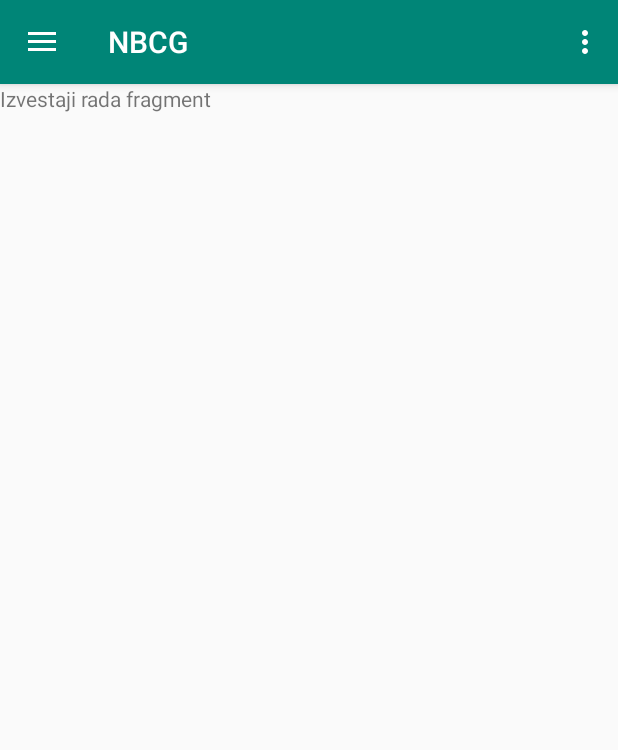
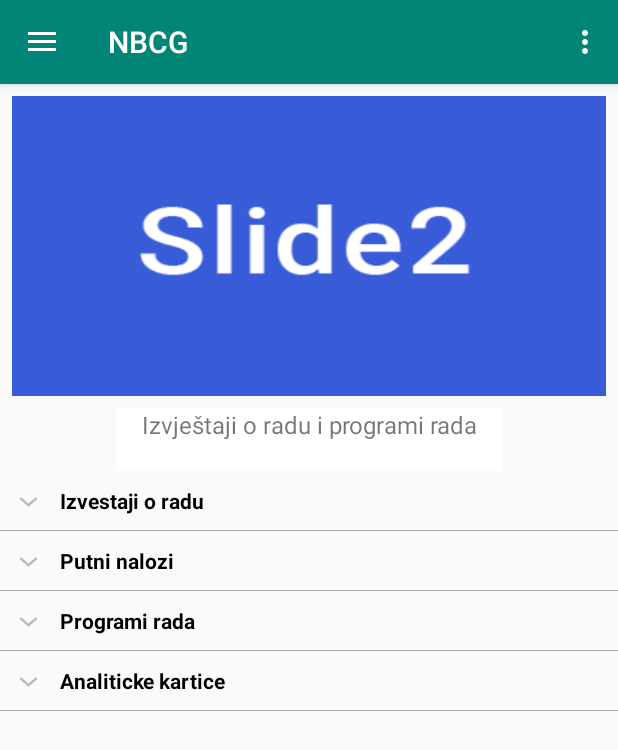
Before and after one commit to GoranZecevic/NBCG, an Android app: the fragment IzvestajiRada placed in its activity, on a phone screen of 412 x 824 dp. Shown: the top 750 px of the screen. Run offline under Robolectric (Android 15) with nearby library versions, the phone set to English and light mode, and no system bars.

Commit message:
Izvestaji rada fragment populated

```diff
--- /dev/null
+++ b/app/src/main/java/com/androidapp/nbcg/CustomExpandableListAdapter.java
@@ -0,0 +1,98 @@
+package com.androidapp.nbcg;
+
+import java.util.HashMap;
+import java.util.List;
+import android.content.Context;
+import android.graphics.Typeface;
+import android.view.LayoutInflater;
+import android.view.View;
+import android.view.ViewGroup;
+import android.widget.BaseExpandableListAdapter;
+import android.widget.TextView;
+
+public class CustomExpandableListAdapter extends BaseExpandableListAdapter {
+
+    private Context context;
+    private List<String> expandableListTitle;
+    private HashMap<String, List<String>> expandableListDetail;
+
+    public CustomExpandableListAdapter(Context context, List<String> expandableListTitle,
+                                       HashMap<String, List<String>> expandableListDetail) {
+        this.context = context;
+        this.expandableListTitle = expandableListTitle;
+        this.expandableListDetail = expandableListDetail;
+    }
+
+    @Override
+    public Object getChild(int listPosition, int expandedListPosition) {
+        return this.expandableListDetail.get(this.expandableListTitle.get(listPosition))
+                .get(expandedListPosition);
+    }
+
+    @Override
+    public long getChildId(int listPosition, int expandedListPosition) {
+        return expandedListPosition;
+    }
+
+    @Override
+    public View getChildView(int listPosition, final int expandedListPosition,
+                             boolean isLastChild, View convertView, ViewGroup parent) {
+        final String expandedListText = (String) getChild(listPosition, expandedListPosition);
+        if (convertView == null) {
+            LayoutInflater layoutInflater = (LayoutInflater) this.context
+                    .getSystemService(Context.LAYOUT_INFLATER_SERVICE);
+            convertView = layoutInflater.inflate(R.layout.list_item, null);
+        }
+        TextView expandedListTextView = (TextView) convertView
+                .findViewById(R.id.expandedListItem);
+        expandedListTextView.setText(expandedListText);
+        return convertView;
+    }
+
+    @Override
+    public int getChildrenCount(int listPosition) {
+        return this.expandableListDetail.get(this.expandableListTitle.get(listPosition))
+                .size();
+    }
+
+    @Override
+    public Object getGroup(int listPosition) {
+        return this.expandableListTitle.get(listPosition);
+    }
+
+    @Override
+    public int getGroupCount() {
+        return this.expandableListTitle.size();
+    }
+
+    @Override
+    public long getGroupId(int listPosition) {
+        return listPosition;
+    }
+
+    @Override
+    public View getGroupView(int listPosition, boolean isExpanded,
+                             View convertView, ViewGroup parent) {
+        String listTitle = (String) getGroup(listPosition);
+        if (convertView == null) {
+            LayoutInflater layoutInflater = (LayoutInflater) this.context.
+                    getSystemService(Context.LAYOUT_INFLATER_SERVICE);
+            convertView = layoutInflater.inflate(R.layout.list_group, null);
+        }
+        TextView listTitleTextView = (TextView) convertView
+                .findViewById(R.id.listTitle);
+        listTitleTextView.setTypeface(null, Typeface.BOLD);
+        listTitleTextView.setText(listTitle);
+        return convertView;
+    }
+
+    @Override
+    public boolean hasStableIds() {
+        return false;
+    }
+
+    @Override
+    public boolean isChildSelectable(int listPosition, int expandedListPosition) {
+        return true;
+    }
+}
--- /dev/null
+++ b/app/src/main/java/com/androidapp/nbcg/ExpandableListDataPump.java
@@ -0,0 +1,41 @@
+package com.androidapp.nbcg;
+
+import java.util.ArrayList;
+import java.util.HashMap;
+import java.util.List;
+
+public class ExpandableListDataPump {
+    public static HashMap<String, List<String>> getData() {
+        HashMap<String, List<String>> expandableListDetail = new HashMap<String, List<String>>();
+
+        List<String> izvestaji = new ArrayList<String>();
+        izvestaji.add("Izvestaj 1");
+        izvestaji.add("Izvestaj 2");
+        izvestaji.add("Izvestaj 3");
+        izvestaji.add("Izvestaj 4");
+
+        List<String> programi = new ArrayList<String>();
+        programi.add("Program 1");
+        programi.add("Program 2");
+        programi.add("Program 3");
+        programi.add("Program 4");
+
+        List<String> nalozi = new ArrayList<String>();
+        nalozi.add("Putni nalozi 1");
+        nalozi.add("Putni nalozi 2");
+        nalozi.add("Putni nalozi 3");
+        nalozi.add("Putni nalozi 4");
+
+        List<String> kartice = new ArrayList<String>();
+        kartice.add("Analiticke kartice 1");
+        kartice.add("Analiticke kartice 2");
+        kartice.add("Analiticke kartice 3");
+        kartice.add("Analiticke kartice 4");
+
+        expandableListDetail.put("Izvestaji o radu", izvestaji);
+        expandableListDetail.put("Programi rada", programi);
+        expandableListDetail.put("Putni nalozi", nalozi);
+        expandableListDetail.put("Analiticke kartice", kartice);
+        return expandableListDetail;
+    }
+}
--- a/app/src/main/java/com/androidapp/nbcg/fragments/O_Nama/IzvestajiRada.java
+++ b/app/src/main/java/com/androidapp/nbcg/fragments/O_Nama/IzvestajiRada.java
@@ -7,8 +7,17 @@ import android.support.v4.app.Fragment;
 import android.view.LayoutInflater;
 import android.view.View;
 import android.view.ViewGroup;
+import android.widget.ExpandableListAdapter;
+import android.widget.ExpandableListView;
+import android.widget.Toast;
 
+import com.androidapp.nbcg.CustomExpandableListAdapter;
+import com.androidapp.nbcg.ExpandableListDataPump;
 import com.androidapp.nbcg.R;
+
+import java.util.ArrayList;
+import java.util.HashMap;
+import java.util.List;
 
 /**
  * A simple {@link Fragment} subclass.
@@ -27,6 +36,13 @@ public class IzvestajiRada extends Fragment {
     // TODO: Rename and change types of parameters
     private String mParam1;
     private String mParam2;
+
+    private View thisFragment;
+
+    ExpandableListView expandableListView;
+    ExpandableListAdapter expandableListAdapter;
+    List<String> expandableListTitle;
+    HashMap<String, List<String>> expandableListDetail;
 
     private OnFragmentInteractionListener mListener;
 
@@ -59,13 +75,60 @@ public class IzvestajiRada extends Fragment {
             mParam1 = getArguments().getString(ARG_PARAM1);
             mParam2 = getArguments().getString(ARG_PARAM2);
         }
+
+
     }
 
     @Override
     public View onCreateView(LayoutInflater inflater, ViewGroup container,
                              Bundle savedInstanceState) {
-        // Inflate the layout for this fragment
-        return inflater.inflate(R.layout.fragment_izvestaji_rada, container, false);
+        thisFragment = LayoutInflater.from(getActivity()).inflate(R.layout.fragment_izvestaji_rada, null);
+
+
+        expandableListView = (ExpandableListView) thisFragment.findViewById(R.id.expandableListView);
+        expandableListDetail = ExpandableListDataPump.getData();
+        expandableListTitle = new ArrayList<String>(expandableListDetail.keySet());
+        expandableListAdapter = new CustomExpandableListAdapter(thisFragment.getContext(), expandableListTitle, expandableListDetail);
+        expandableListView.setAdapter(expandableListAdapter);
+        expandableListView.setOnGroupExpandListener(new ExpandableListView.OnGroupExpandListener() {
+
+            @Override
+            public void onGroupExpand(int groupPosition) {
+                Toast.makeText(thisFragment.getContext(),
+                        expandableListTitle.get(groupPosition) + " List Expanded.",
+                        Toast.LENGTH_SHORT).show();
+            }
+        });
+
+        expandableListView.setOnGroupCollapseListener(new ExpandableListView.OnGroupCollapseListener() {
+
+            @Override
+            public void onGroupCollapse(int groupPosition) {
+                Toast.makeText(thisFragment.getContext(),
+                        expandableListTitle.get(groupPosition) + " List Collapsed.",
+                        Toast.LENGTH_SHORT).show();
+
+            }
+        });
+
+        expandableListView.setOnChildClickListener(new ExpandableListView.OnChildClickListener() {
+            @Override
+            public boolean onChildClick(ExpandableListView parent, View v,
+                                        int groupPosition, int childPosition, long id) {
+                Toast.makeText(thisFragment.getContext(),
+                        expandableListTitle.get(groupPosition)
+                                + " -> "
+                                + expandableListDetail.get(
+                                expandableListTitle.get(groupPosition)).get(
+                                childPosition), Toast.LENGTH_SHORT
+                ).show();
+                return false;
+            }
+        });
+
+
+
+        return thisFragment;
     }
 
     // TODO: Rename method, update argument and hook method into UI event
--- a/app/src/main/res/layout/fragment_izvestaji_rada.xml
+++ b/app/src/main/res/layout/fragment_izvestaji_rada.xml
@@ -1,14 +1,77 @@
 <?xml version="1.0" encoding="utf-8"?>
-<FrameLayout xmlns:android="http://schemas.android.com/apk/res/android"
+<android.support.constraint.ConstraintLayout xmlns:android="http://schemas.android.com/apk/res/android"
+    xmlns:app="http://schemas.android.com/apk/res-auto"
     xmlns:tools="http://schemas.android.com/tools"
     android:layout_width="match_parent"
     android:layout_height="match_parent"
     tools:context=".fragments.O_Nama.IzvestajiRada">
 
-    <!-- TODO: Update blank fragment layout -->
+    <FrameLayout
+        android:id="@+id/fragment_container"
+        android:layout_width="0dp"
+        android:layout_height="200dp"
+        android:layout_marginStart="8dp"
+        android:layout_marginLeft="8dp"
+        android:layout_marginTop="8dp"
+        android:layout_marginEnd="8dp"
+        android:layout_marginRight="8dp"
+        app:layout_constraintEnd_toEndOf="parent"
+        app:layout_constraintStart_toStartOf="parent"
+        app:layout_constraintTop_toTopOf="parent"
+        tools:ignore="MissingConstraints">
+
+
+        <ImageView
+            android:id="@+id/img_izvestaji_rada"
+            android:layout_width="match_parent"
+            android:layout_height="match_parent"
+            android:background="@drawable/slide2"></ImageView>
+
+    </FrameLayout>
+
     <TextView
-        android:layout_width="match_parent"
-        android:layout_height="match_parent"
-        android:text="Izvestaji rada fragment" />
+        android:id="@+id/str_izvestaji_title"
+        android:layout_width="258dp"
+        android:layout_height="42dp"
+        android:layout_marginStart="8dp"
+        android:layout_marginLeft="8dp"
+        android:layout_marginTop="8dp"
+        android:layout_marginEnd="8dp"
+        android:layout_marginRight="8dp"
+        android:background="@color/white"
+        android:text="@string/subt_izv_rad"
+        android:textAlignment="center"
+        android:textSize="@dimen/title_size"
+        app:layout_constraintEnd_toEndOf="parent"
+        app:layout_constraintStart_toStartOf="parent"
+        app:layout_constraintTop_toBottomOf="@+id/fragment_container" />
 
-</FrameLayout>
+
+    <!--<ScrollView-->
+    <!--android:id="@+id/home_scroll"-->
+    <!--android:layout_width="0dp"-->
+    <!--android:layout_height="0dp"-->
+    <!--android:layout_marginTop="16dp"-->
+    <!--app:layout_constraintBottom_toBottomOf="parent"-->
+    <!--app:layout_constraintEnd_toEndOf="parent"-->
+    <!--app:layout_constraintHorizontal_bias="0.0"-->
+    <!--app:layout_constraintStart_toStartOf="parent"-->
+    <!--app:layout_constraintTop_toBottomOf="@+id/str_izvestaji_rada">-->
+
+
+    <!--</ScrollView>-->
+
+    <ExpandableListView
+        android:id="@+id/expandableListView"
+        android:layout_width="0dp"
+        android:layout_height="0dp"
+        android:divider="@android:color/darker_gray"
+        android:dividerHeight="0.5dp"
+        android:indicatorLeft="?android:attr/expandableListPreferredItemIndicatorLeft"
+        app:layout_constraintBottom_toBottomOf="parent"
+        app:layout_constraintEnd_toEndOf="parent"
+        app:layout_constraintStart_toStartOf="parent"
+        app:layout_constraintTop_toBottomOf="@+id/str_izvestaji_title" />
+
+
+</android.support.constraint.ConstraintLayout>
--- /dev/null
+++ b/app/src/main/res/layout/list_group.xml
@@ -0,0 +1,14 @@
+<?xml version="1.0" encoding="utf-8"?>
+
+<LinearLayout xmlns:android="http://schemas.android.com/apk/res/android"
+    android:orientation="vertical" android:layout_width="match_parent"
+    android:layout_height="match_parent">
+    <TextView
+        android:id="@+id/listTitle"
+        android:layout_width="fill_parent"
+        android:layout_height="wrap_content"
+        android:paddingLeft="?android:attr/expandableListPreferredItemPaddingLeft"
+        android:textColor="@android:color/black"
+        android:paddingTop="10dp"
+        android:paddingBottom="10dp" />
+</LinearLayout>
--- /dev/null
+++ b/app/src/main/res/layout/list_item.xml
@@ -0,0 +1,13 @@
+<?xml version="1.0" encoding="utf-8"?>
+
+<LinearLayout xmlns:android="http://schemas.android.com/apk/res/android"
+    android:orientation="vertical" android:layout_width="match_parent"
+    android:layout_height="wrap_content">
+    <TextView
+        android:id="@+id/expandedListItem"
+        android:layout_width="fill_parent"
+        android:layout_height="wrap_content"
+        android:paddingLeft="?android:attr/expandableListPreferredChildPaddingLeft"
+        android:paddingTop="10dp"
+        android:paddingBottom="10dp" />
+</LinearLayout>
```
